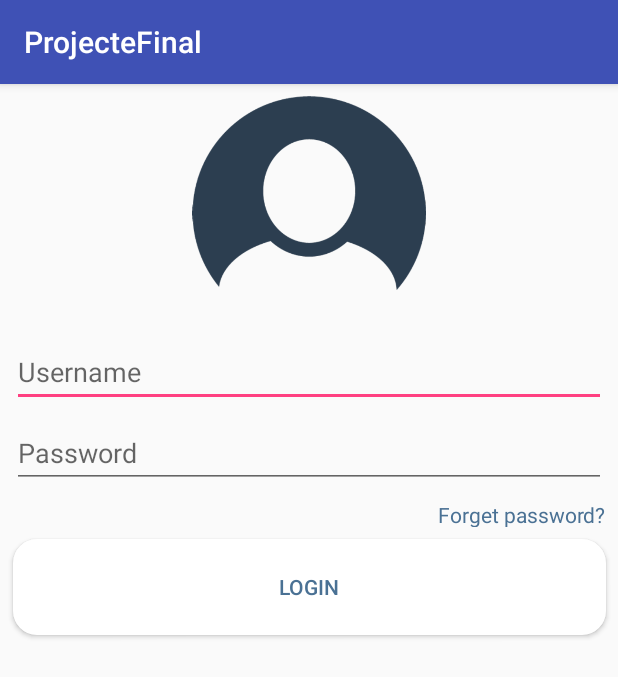
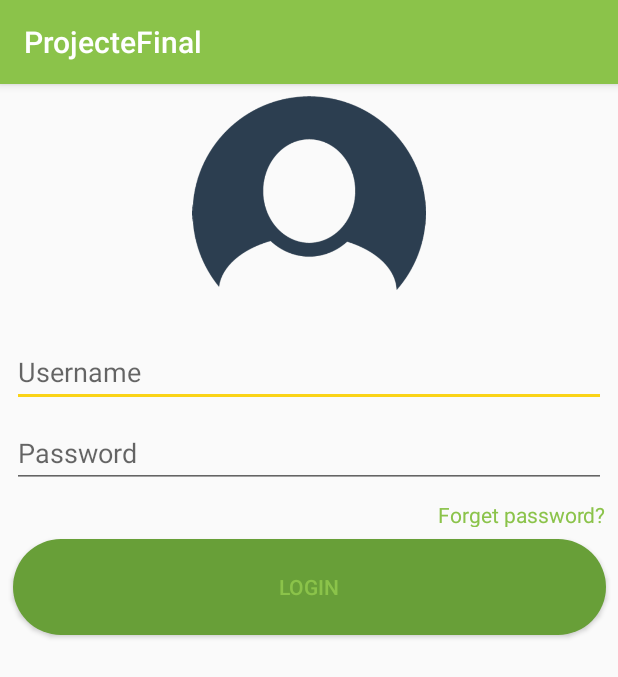
Before and after one commit to Harman9988/Prova_Tab_Menu, an Android app: the screen it shows after launch (MainActivity), on a phone screen of 412 x 824 dp. Shown: the top 677 px of the screen. Run offline under Robolectric (Android 15) with nearby library versions, the phone set to English and light mode, and no system bars.

Commit message:
Tot esta correcte

```diff
--- a/app/src/main/java/com/example/alber/prova_tab_menu/Alumnes.java
+++ b/app/src/main/java/com/example/alber/prova_tab_menu/Alumnes.java
@@ -18,7 +18,7 @@ public class Alumnes {
         return id;
     }
 
-    public void setId(int2id) {
+    public void setId(int id) {
         this.id = id;
     }
 
--- a/app/src/main/java/com/example/alber/prova_tab_menu/Tab1_alumne_fragment.java
+++ b/app/src/main/java/com/example/alber/prova_tab_menu/Tab1_alumne_fragment.java
@@ -56,7 +56,6 @@ public class Tab1_alumne_fragment extends Fragment {
         recyclerView.setLayoutManager(new LinearLayoutManager(this.getContext()));
         alumneList = new ArrayList<>();
         spinner=view.findViewById(R.id.spinner_classes);
-        boto_inserir=view.findViewById( R.id.button_inserir);
         arrayList= new ArrayList<String>();
 
 
--- a/app/src/main/res/drawable/roundedbutton.xml
+++ b/app/src/main/res/drawable/roundedbutton.xml
@@ -1,9 +1,9 @@
 <?xml version="1.0" encoding="utf-8"?>
 <shape xmlns:android="http://schemas.android.com/apk/res/android"
     android:shape="rectangle">
-    <solid android:color="#ffffff" />
-    <corners android:bottomRightRadius="16dp"
-        android:bottomLeftRadius="16dp"
-        android:topRightRadius="16dp"
-        android:topLeftRadius="16dp"/>
+    <solid android:color="#689F38"/>
+    <corners android:bottomRightRadius="32dp"
+        android:bottomLeftRadius="32dp"
+        android:topRightRadius="32dp"
+        android:topLeftRadius="32dp"/>
 </shape>
--- a/app/src/main/res/layout/activity_main.xml
+++ b/app/src/main/res/layout/activity_main.xml
@@ -29,7 +29,7 @@
         android:layout_marginTop="8dp"
         android:autoLink="all"
         android:text="Forget password?"
-        android:textColor="#4a7194"
+        android:textColor="#8BC34A"
         app:layout_constraintEnd_toEndOf="parent"
         app:layout_constraintTop_toBottomOf="@+id/etPassword"
         tools:ignore="MissingConstraints" />
@@ -44,7 +44,7 @@
         android:ems="10"
         android:hint="Username"
         android:inputType="text"
-        android:textColor="#4a7194"
+        android:textColor="#8BC34A"
         app:layout_constraintHorizontal_bias="0.0"
         app:layout_constraintLeft_toLeftOf="parent"
         app:layout_constraintRight_toRightOf="parent"
@@ -60,7 +60,7 @@
         android:ems="10"
         android:hint="Password"
         android:inputType="textPassword"
-        android:textColor="#4a7194"
+        android:textColor="#8BC34A"
         app:layout_constraintLeft_toLeftOf="parent"
         app:layout_constraintRight_toRightOf="parent"
         app:layout_constraintTop_toBottomOf="@+id/etUsername" />
@@ -74,7 +74,7 @@
         android:layout_marginTop="8dp"
         android:text="Login"
         android:background = "@drawable/roundedbutton"
-        android:textColor="#4a7194"
+        android:textColor="#8BC34A"
         app:layout_constraintEnd_toEndOf="parent"
         app:layout_constraintStart_toStartOf="parent"
         app:layout_constraintTop_toBottomOf="@+id/tvRegister"/>
--- a/app/src/main/res/layout/listview.xml
+++ b/app/src/main/res/layout/listview.xml
@@ -26,7 +26,7 @@
             android:layout_marginTop="16dp"
             android:layout_toEndOf="@id/imagealumne"
             android:layout_toRightOf="@id/imagealumne"
-            android:textColor="#4a7194"
+            android:textColor="#689F38"
             android:textSize="22dp" />
 
         <TextView
@@ -35,7 +35,7 @@
             android:layout_height="wrap_content"
             android:layout_alignBottom="@+id/imagealumne"
             android:layout_centerHorizontal="true"
-            android:textColor="#4a7194"
+            android:textColor="#689F38"
             android:textSize="22dp" />
 
         <CheckBox
--- a/app/src/main/res/values/colors.xml
+++ b/app/src/main/res/values/colors.xml
@@ -1,6 +1,7 @@
 <?xml version="1.0" encoding="utf-8"?>
 <resources>
-    <color name="colorPrimary">#3F51B5</color>
-    <color name="colorPrimaryDark">#303F9F</color>
-    <color name="colorAccent">#FF4081</color>
+    <color name="colorPrimary">#8BC34A</color>
+    <color name="colorPrimaryDark">#689F38</color>
+    <color name="colorAccent">#FAD317</color>
+    <color name="window_background">#EEEEEE</color>
 </resources>
--- a/app/src/main/res/values/styles.xml
+++ b/app/src/main/res/values/styles.xml
@@ -8,7 +8,7 @@
         <item name="colorAccent">@color/colorAccent</item>
     </style>
     <style name="Colorcheck">
-        <item name="colorAccent">#4a7194</item>
+        <item name="colorAccent">#689F38</item>
     </style>
 
     <style name="AppTheme.NoActionBar">
@@ -21,8 +21,8 @@
     <style name="AppTheme.PopupOverlay" parent="ThemeOverlay.AppCompat.Light" />
 
     <style name="AppCompatAlertDialogStyle" parent="Theme.AppCompat.Light.Dialog.Alert">
-        <item name="colorAccent">#677cb7</item>
-        <item name="android:textColorPrimary">#677cb7</item>
+        <item name="colorAccent">@color/colorAccent</item>
+        <item name="android:textColorPrimary">@color/colorPrimaryDark</item>
         <item name="android:background">#ffffff</item>
     </style>
 
```
Also changed, not shown: app/src/main/res/layout/tab1_alumne_fragment.xml (+19 -15 lines).
